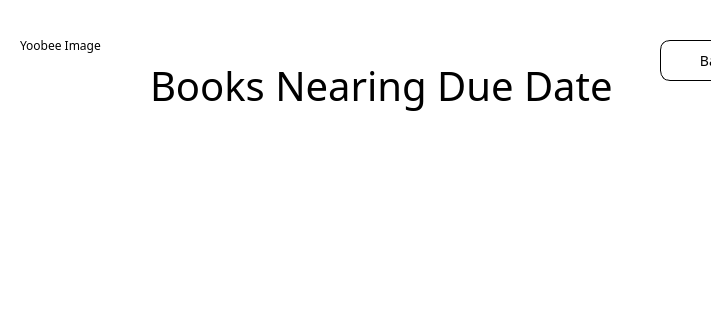
jandrealyn/LibraryQtSystem, file NewWindowChur/admindue.ui: the form before one commit; both pictures show x 0 to 711 and y 0 to 320 of the 800 by 560 pixel window.
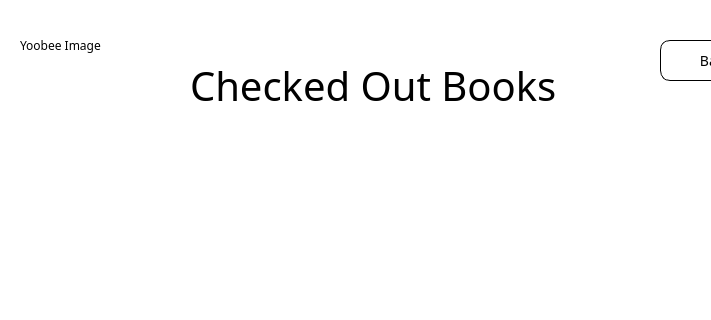
The form after the commit.

The edit to the form file:
```diff
--- a/NewWindowChur/admindue.ui
+++ b/NewWindowChur/admindue.ui
@@ -54,9 +54,9 @@
    <widget class="QLabel" name="label">
     <property name="geometry">
      <rect>
-      <x>150</x>
+      <x>190</x>
       <y>50</y>
-      <width>481</width>
+      <width>401</width>
       <height>71</height>
      </rect>
     </property>
@@ -68,7 +68,7 @@
 </string>
     </property>
     <property name="text">
-     <string>Books Nearing Due Date</string>
+     <string>Checked Out Books</string>
     </property>
    </widget>
    <widget class="QPushButton" name="back">
```
